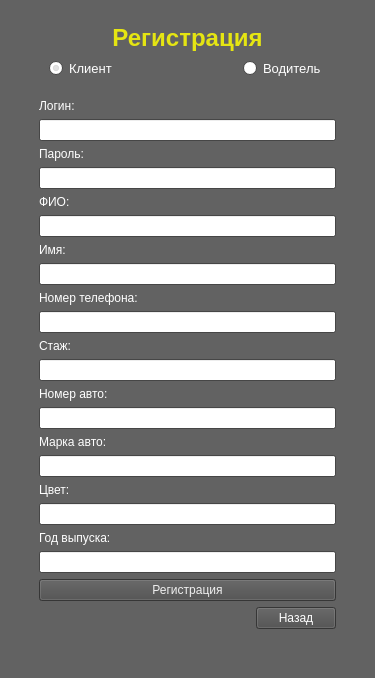
The window that qt_ui/reg_wind.ui (plebey/maga_PI_kursovaya) describes before a commit, drawn with Qt 5.
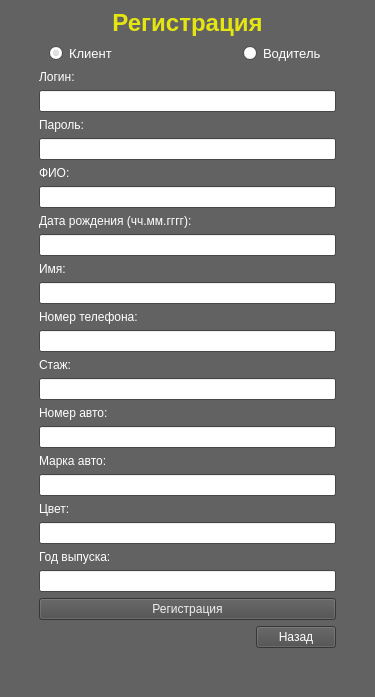
The same window after the commit.

Diff of the .ui file:
```diff
--- a/qt_ui/reg_wind.ui
+++ b/qt_ui/reg_wind.ui
@@ -466,6 +466,33 @@
           </property>
          </widget>
         </item>
+        <item>
+         <widget class="QLabel" name="birth_date_l">
+          <property name="sizePolicy">
+           <sizepolicy hsizetype="Preferred" vsizetype="Preferred">
+            <horstretch>0</horstretch>
+            <verstretch>0</verstretch>
+           </sizepolicy>
+          </property>
+          <property name="font">
+           <font>
+            <pointsize>9</pointsize>
+           </font>
+          </property>
+          <property name="text">
+           <string>&lt;html&gt;&lt;head/&gt;&lt;body&gt;&lt;p&gt;&lt;span style=&quot; color:#ffffff;&quot;&gt;Дата рождения (чч.мм.гггг):&lt;/span&gt;&lt;/p&gt;&lt;/body&gt;&lt;/html&gt;</string>
+          </property>
+          <property name="wordWrap">
+           <bool>false</bool>
+          </property>
+          <property name="margin">
+           <number>1</number>
+          </property>
+         </widget>
+        </item>
+        <item>
+         <widget class="QLineEdit" name="birth_date_e"/>
+        </item>
         <item>
          <widget class="QLabel" name="name_l">
           <property name="palette">
```
